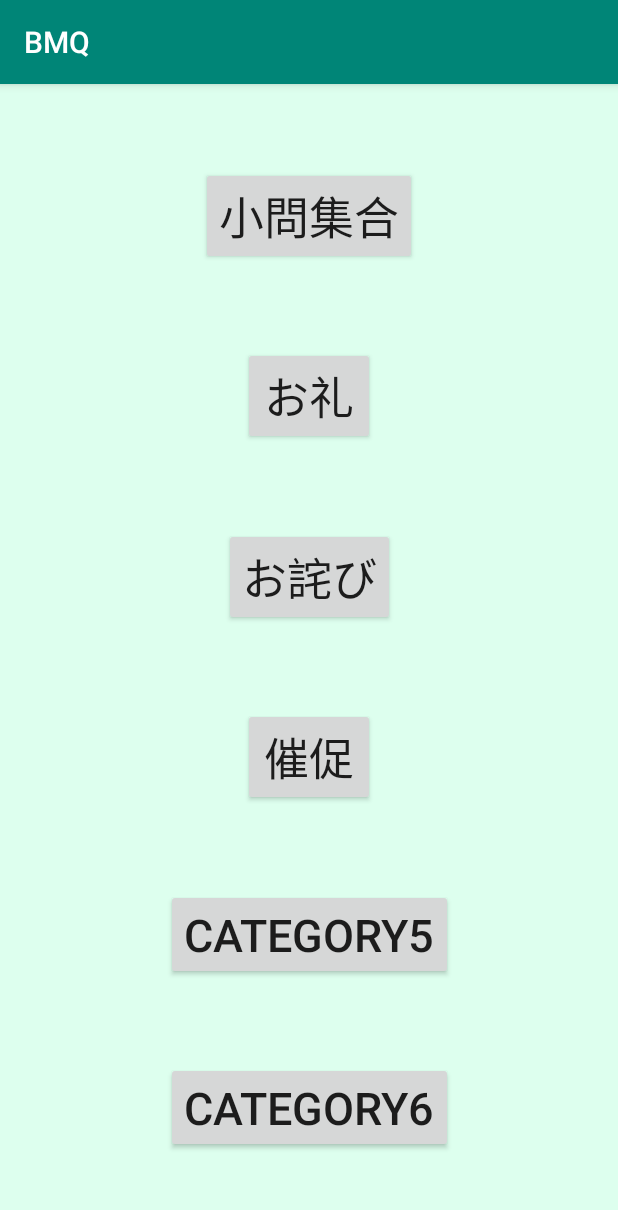
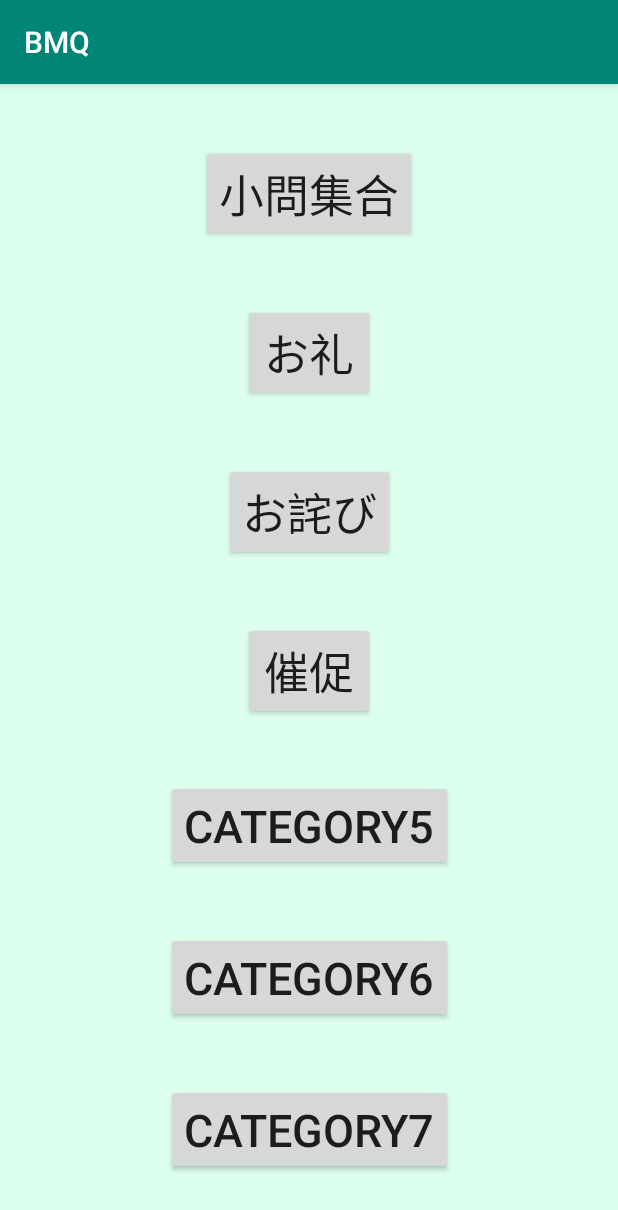
Before and after one commit to Yuk1007/DIE, an Android app: the CategoryActivity screen opened directly, with no data from a screen before it, on a phone screen of 412 x 824 dp. Shown: the top 1210 px of the screen. Run offline under Robolectric (Android 15) with nearby library versions, the phone set to English and light mode, and no system bars.

Commit message:
ボタン一つ追加

```diff
--- a/app/src/main/res/layout/activity_category.xml
+++ b/app/src/main/res/layout/activity_category.xml
@@ -74,14 +74,22 @@
         android:layout_height="wrap_content"
         android:text="category6"
         android:textSize="30sp"
-        app:layout_constraintBottom_toBottomOf="parent"
+        app:layout_constraintBottom_toTopOf="@+id/category_Btn7"
         app:layout_constraintEnd_toEndOf="parent"
         app:layout_constraintHorizontal_bias="0.5"
         app:layout_constraintStart_toStartOf="parent"
         app:layout_constraintTop_toBottomOf="@+id/category_Btn5" />
 
-
-
-
+    <Button
+            android:id="@+id/category_Btn7"
+            android:layout_width="wrap_content"
+            android:layout_height="wrap_content"
+            android:text="category7"
+            android:textSize="30sp"
+            app:layout_constraintBottom_toBottomOf="parent"
+            app:layout_constraintEnd_toEndOf="parent"
+            app:layout_constraintHorizontal_bias="0.5"
+            app:layout_constraintStart_toStartOf="parent"
+            app:layout_constraintTop_toBottomOf="@+id/category_Btn6" />
 
 </androidx.constraintlayout.widget.ConstraintLayout>
```
